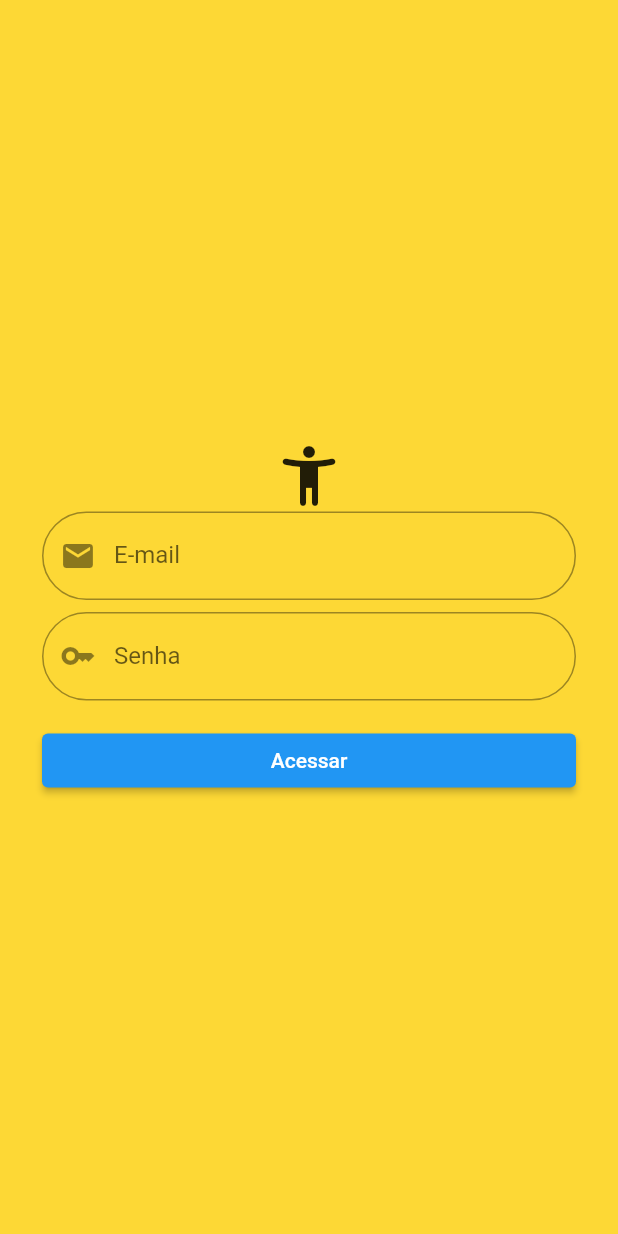
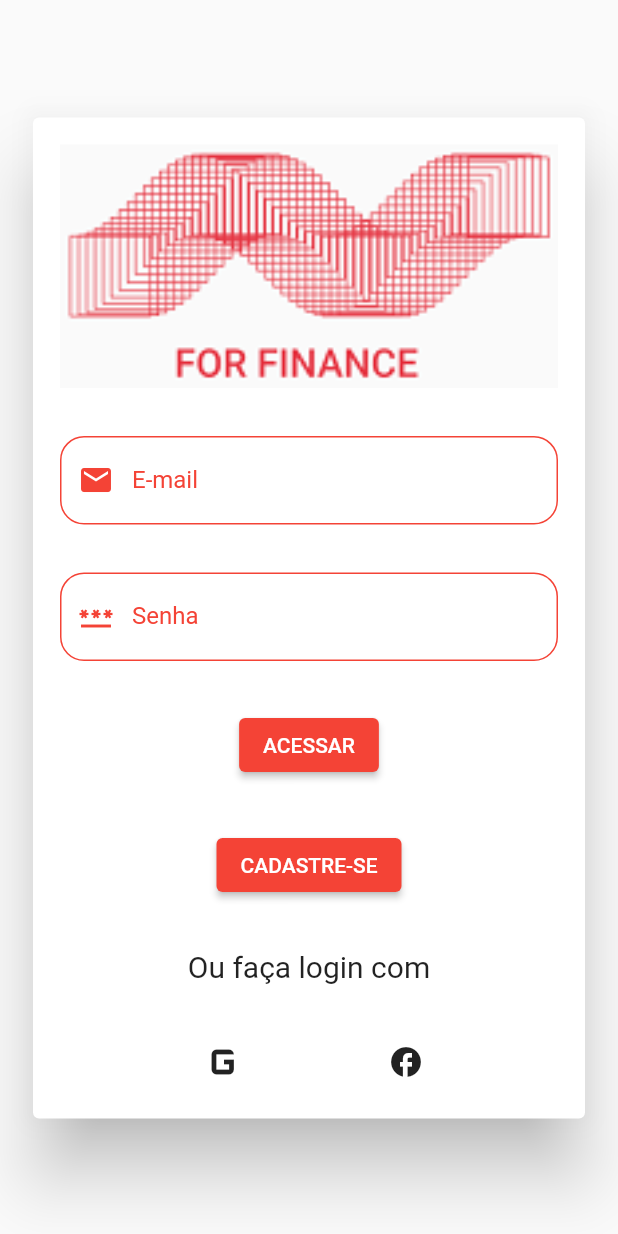
Before and after one commit to proz-tecnologia/PIT03GP04, a Flutter app: the screen it shows after launch, on a phone screen of 412 x 824 dp. Run offline on Flutter 3.47's test engine with Material 2 defaults, Android fonts, the phone set to English and light mode, and no system bars; our stand-ins replace animated_splash_screen, curved_navigation_bar, flutter_slidable, lottie, pie_chart; missing offline and left inert: validatorless.

Commit message:
resolvendo erros

```diff
--- a/lib/main.dart
+++ b/lib/main.dart
@@ -1,6 +1,7 @@
 import 'package:flutter/material.dart';
 import 'package:four_finance_app/src/ui/pages/apagar_page.dart';
 import 'package:four_finance_app/src/ui/pages/areceber_page.dart';
+import 'package:four_finance_app/src/ui/pages/cadLogin_page.dart';
 import 'package:four_finance_app/src/ui/pages/categoria_page.dart';
 import 'package:four_finance_app/src/util/main_screen.dart';
 import 'package:four_finance_app/src/ui/pages/login_page.dart';
@@ -12,6 +13,7 @@ void main() {
   runApp(const MyApp());
 }
 
+//mobx e flutter mobx
 class MyApp extends StatelessWidget {
   const MyApp({super.key});
 
@@ -20,19 +22,20 @@ class MyApp extends StatelessWidget {
     return MaterialApp(
       debugShowCheckedModeBanner: false,
 
-      home: SplashPage(),
+      //home: LoginPage(),
 
       //Página que o APP vai Starta
-      //initialRoute: '/splash',
+      initialRoute: '/login',
       //declaramos todas as rotas (páginas)
       routes: {
         '/splash': (_) => const SplashPage(),
-        '/login': (_) => LoginPage(),
-        '/mainScreen': (_) => MainScreen(),
-        '/home': (_) => HomePage(),
-        '/receber': (_) => ReceberPage(),
-        '/pagar': (_) => PagarPage(),
-        '/categoria': (_) => CategoriaPage(),
+        '/login': (_) => const LoginPage(),
+        '/cadUsuario': (_) => const CadUsuarioPage(),
+        '/mainScreen': (_) => const MainScreen(),
+        '/home': (_) => const HomePage(),
+        '/receber': (_) => const ReceberPage(),
+        '/pagar': (_) => const PagarPage(),
+        '/categoria': (_) => const CategoriaPage(),
       },
     );
   }
--- a/lib/src/ui/pages/cadLogin_page.dart
+++ b/lib/src/ui/pages/cadLogin_page.dart
@@ -1,5 +1,5 @@
+import 'package:validatorless/validatorless.dart';
 import 'package:flutter/material.dart';
-import 'package:validatorless/validatorless.dart';
 
 class CadUsuarioPage extends StatefulWidget {
   const CadUsuarioPage({super.key});
--- a/lib/src/ui/pages/login_page.dart
+++ b/lib/src/ui/pages/login_page.dart
@@ -1,91 +1,144 @@
 import 'package:flutter/material.dart';
-import 'package:four_finance_app/src/controller/login_controller.dart';
+import 'package:validatorless/validatorless.dart';
 
-class LoginPage extends StatelessWidget {
+class LoginPage extends StatefulWidget {
+  const LoginPage({super.key});
+
+  @override
+  State<LoginPage> createState() => _LoginPageState();
+}
+
+class _LoginPageState extends State<LoginPage> {
   //Chamando o repositório do login controller
-  final LoginController _controller = LoginController();
+  //final LoginController _controller = LoginController();
 
-  LoginPage({super.key});
+  //Chave do formulario
+  final formKey = GlobalKey<FormState>();
 
   @override
   Widget build(BuildContext context) {
     return Scaffold(
-      backgroundColor: Colors.yellow.shade600,
       body: SafeArea(
-        child: Container(
-          padding: const EdgeInsets.all(28),
+        child: Padding(
+          padding: const EdgeInsets.all(18.0),
+          child: Center(
+            child: Card(
+              elevation: 20,
+              child: Padding(
+                padding: const EdgeInsets.all(18.0),
+                child: Form(
+                  key: formKey,
+                  //Avita o OVERFLOW
+                  child: SingleChildScrollView(
+                    //Evita q o botão desapareça
+                    reverse: true,
                     child: Column(
-            mainAxisAlignment: MainAxisAlignment.center,
+                      mainAxisAlignment: MainAxisAlignment.start,
                       children: [
-              const Icon(
-                Icons.accessibility_new_rounded,
-                size: 48,
+                        ClipRRect(
+                          child: Image.asset(
+                            'assets/logo_for_finance2.png',
+                            scale: 0.1,
                           ),
-              TextField(
+                        ),
+                        const SizedBox(height: 32),
+                        TextFormField(
+                          //Usando VALIDATORLESS
+                          validator: Validatorless.multiple([
+                            Validatorless.required('E-mail Obrigatório.'),
+                            Validatorless.email('E-mail Inválido.'),
+                          ]),
+                          cursorColor: Colors.red,
                           decoration: const InputDecoration(
+                            labelText: 'E-mail',
+                            labelStyle: TextStyle(color: Colors.red),
                             border: OutlineInputBorder(
-                      borderRadius: BorderRadius.all(Radius.circular(30))),
-                  label: Text('E-mail'),
+                                borderRadius:
+                                    BorderRadius.all(Radius.circular(16))),
+                            enabledBorder: OutlineInputBorder(
+                                borderRadius:
+                                    BorderRadius.all(Radius.circular(16)),
+                                borderSide: BorderSide(color: Colors.red)),
                             prefixIcon: Icon(
                               Icons.email,
+                              color: Colors.red,
+                            ),
+                            focusedBorder: OutlineInputBorder(
+                                borderRadius:
+                                    BorderRadius.all(Radius.circular(16)),
+                                borderSide: BorderSide(color: Colors.red)),
                           ),
                         ),
-                //Responsável por captura cada tecla apertada
-                onChanged: _controller.setLogin,
+                        const SizedBox(height: 32),
+                        TextFormField(
+                          //Usando o VALIDATORLESS
+                          validator:
+                              Validatorless.required('Senha Obrigatória.'),
+                          cursorColor: Colors.red,
+                          decoration: const InputDecoration(
+                            labelText: 'Senha',
+                            labelStyle: TextStyle(color: Colors.red),
+                            border: OutlineInputBorder(
+                                borderRadius:
+                                    BorderRadius.all(Radius.circular(16))),
+                            prefixIcon: Icon(
+                              Icons.password,
+                              color: Colors.red,
                             ),
-              const SizedBox(height: 8),
-              TextField(
-                decoration: const InputDecoration(
-                    border: OutlineInputBorder(
-                        borderRadius: BorderRadius.all(Radius.circular(30))),
-                    label: Text('Senha'),
-                    prefixIcon: Icon(
-                      Icons.key,
-                    )),
+                            enabledBorder: OutlineInputBorder(
+                                borderSide: BorderSide(color: Colors.red),
+                                borderRadius:
+                                    BorderRadius.all(Radius.circular(16))),
+                            focusedBorder: OutlineInputBorder(
+                                borderRadius:
+                                    BorderRadius.all(Radius.circular(16)),
+                                borderSide: BorderSide(color: Colors.red)),
+                            fillColor: Colors.red,
+                            focusColor: Colors.red,
+                            hoverColor: Colors.red,
+                          ),
                           obscureText: true,
-                //Responsável por capturar cada tecla apertada
-                onChanged: _controller.setSenha,
                         ),
-              const SizedBox(height: 16),
-              ValueListenableBuilder<bool>(
-                valueListenable: _controller.inLoader,
-                builder: (_, inLoader, __) => inLoader
-                    ? const CircularProgressIndicator()
-                    : ElevatedButton(
+                        const SizedBox(height: 32),
+                        ElevatedButton(
                             onPressed: () {
-                          //Chama o AUTH LOGIN_CONTROLLER. THEN pegamos o TRUE ou FALSE
-                          _controller.auth().then((resultado) {
-                            if (resultado) {
+                              //quando apertar o botão valida se os campos estão preenchidos
+                              formKey.currentState?.validate();
+                            },
+                            style: ElevatedButton.styleFrom(
+                                backgroundColor: Colors.red),
+                            child: const Text('ACESSAR')),
+                        const SizedBox(height: 32),
+                        ElevatedButton(
+                            onPressed: () {
                               Navigator.of(context)
-                                  .pushReplacementNamed('/mainScreen');
-                            } else {
-                              ScaffoldMessenger.of(context).showSnackBar(
-                                SnackBar(
-                                  content: const Text(
-                                    'Verificar E-mail ou Senha.',
+                                  .pushReplacementNamed('/cadUsuario');
+                            },
+                            style: ElevatedButton.styleFrom(
+                                backgroundColor: Colors.red),
+                            child: const Text('CADASTRE-SE')),
+                        const SizedBox(height: 32),
+                        const Text(
+                          'Ou faça login com',
                           style: TextStyle(fontSize: 20),
                         ),
-                                  duration: const Duration(seconds: 5),
-                                  padding:
-                                      const EdgeInsets.symmetric(horizontal: 8),
-                                  behavior: SnackBarBehavior.floating,
-                                  shape: RoundedRectangleBorder(
-                                      borderRadius:
-                                          BorderRadius.circular(10.0)),
+                        const SizedBox(height: 32),
+                        Row(
+                          mainAxisAlignment: MainAxisAlignment.spaceEvenly,
+                          children: const [
+                            Icon(
+                              Icons.g_mobiledata,
+                              size: 40,
                             ),
-                              );
-                            }
-                          });
-                        },
-                        child: Row(
-                          mainAxisAlignment: MainAxisAlignment.center,
-                          children: [
-                            const Text('Acessar'),
+                            Icon(Icons.facebook)
+                          ],
+                        )
                       ],
                     ),
                   ),
-              )
-            ],
+                ),
+              ),
+            ),
           ),
         ),
       ),
--- a/lib/src/ui/pages/splash_page.dart
+++ b/lib/src/ui/pages/splash_page.dart
@@ -2,7 +2,6 @@ import 'package:animated_splash_screen/animated_splash_screen.dart';
 import 'package:flutter/material.dart';
 import 'package:four_finance_app/src/ui/pages/login_page.dart';
 import 'package:lottie/lottie.dart';
-import 'package:page_transition/page_transition.dart';
 
 class SplashPage extends StatefulWidget {
   const SplashPage({super.key});
@@ -24,12 +23,12 @@ class _SplashPageState extends State<SplashPage> {
   Widget build(BuildContext context) {
     return AnimatedSplashScreen(
       splash: Lottie.asset('assets/24233-money-tree.json'),
-      nextScreen: LoginPage(),
+      nextScreen: const LoginPage(),
 
       //Aqui aumenta o tamanho da imagem JSON
       splashIconSize: 350,
       //splashTransition: SplashTransition.rotationTransition,
-      pageTransitionType: PageTransitionType.topToBottom,
+      //pageTransitionType: PageTransitionType.topToBottom,
     );
   }
 }
```
Also changed, not shown: lib/src/ui/pages/apagar_page.dart (+5 -5 lines), lib/src/ui/pages/areceber_page.dart (+5 -5 lines), lib/src/ui/pages/home_page.dart (+5 -7 lines), lib/src/util/main_screen.dart (+7 -2 lines), lib/widget/lista_receber_item.dart (+24 -24 lines), lib/widget/lista_saida_item.dart (+24 -24 lines), assets/logo_for_finance2.png (added), 1 other file. Lines whose indentation alone changed are shown as unchanged.
